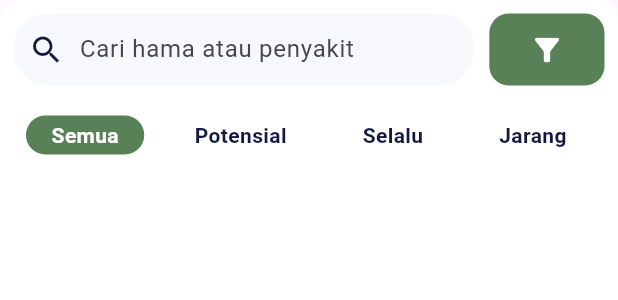
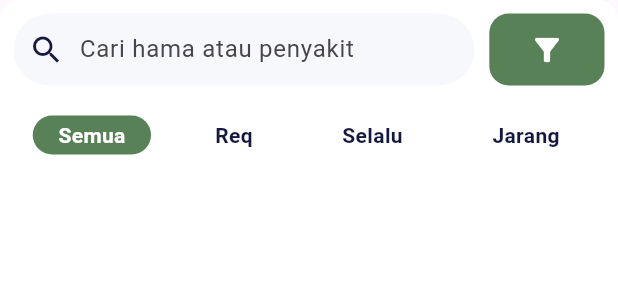
Before and after one commit to fuadadhim24/ketertelusuran_mobile, a Flutter app: the SearchContainer widget shown alone on an empty page, opened directly, on a phone screen of 412 x 824 dp. Shown: the top 300 px of the screen. Run offline on Flutter 3.47's test engine with Material 3 defaults, Android fonts, the light colour scheme and no system bars; our stand-ins replace carousel_slider, dio, dropdown_button2, flutter_map, get, google_fonts and 4 more; accounts and stored records are empty.

Commit message:
refactor: width layout

```diff
--- a/lib/ui/pages/analisis_spk_page.dart
+++ b/lib/ui/pages/analisis_spk_page.dart
@@ -20,7 +20,7 @@ class _AnalisisSpkPageState extends State<AnalisisSpkPage> {
         toolbarHeight: 88,
         centerTitle: true,
         title: Text(
-          'Varietas Padi',
+          'Analisis SPK',
           style: BlackTextStyle.copyWith(
             fontWeight: semiBold,
             fontSize: 20,
@@ -415,7 +415,7 @@ class _AnalisisSpkPageState extends State<AnalisisSpkPage> {
                             Text(
                               'Baca Selengkapnya',
                               style: TextStyle(
-                                color: Colors.blue,
+                                color: greenColor,
                               ),
                             ),
                             Icon(Icons.arrow_forward_ios, size: 12),
@@ -433,7 +433,7 @@ class _AnalisisSpkPageState extends State<AnalisisSpkPage> {
     );
   }
 
-  Widget buildMapPanel(){
+  Widget buildMapPanel() {
     return Container(
       child: MapGoogle(),
     );
--- a/lib/ui/pages/varietas_padi_page.dart
+++ b/lib/ui/pages/varietas_padi_page.dart
@@ -322,7 +322,7 @@ class _VarietasPadiPageState extends State<VarietasPadiPage> {
           mainAxisAlignment: MainAxisAlignment.spaceAround,
           children: [
             buildOption('Semua', isSelected: selectedOption == 0),
-            buildOption('Potensial', isSelected: selectedOption == 1),
+            buildOption('Req', isSelected: selectedOption == 1),
             buildOption('Selalu', isSelected: selectedOption == 2),
             buildOption('Jarang', isSelected: selectedOption == 3),
           ],
--- a/lib/ui/widgets/searchContainer.dart
+++ b/lib/ui/widgets/searchContainer.dart
@@ -82,14 +82,17 @@ class _SearchContainerState extends State<SearchContainer> {
           ],
         ),
         SizedBox(height: 20),
-        Row(
+        Container(
+          width: double.infinity,
+          child: Row(
             mainAxisAlignment: MainAxisAlignment.spaceAround,
             children: [
               buildOption('Semua', isSelected: selectedOption == 0),
-            buildOption('Potensial', isSelected: selectedOption == 1),
+              buildOption('Req', isSelected: selectedOption == 1),
               buildOption('Selalu', isSelected: selectedOption == 2),
               buildOption('Jarang', isSelected: selectedOption == 3),
             ],
+          ),
         ),
       ],
     );
```
Lines whose indentation alone changed are shown as unchanged.
